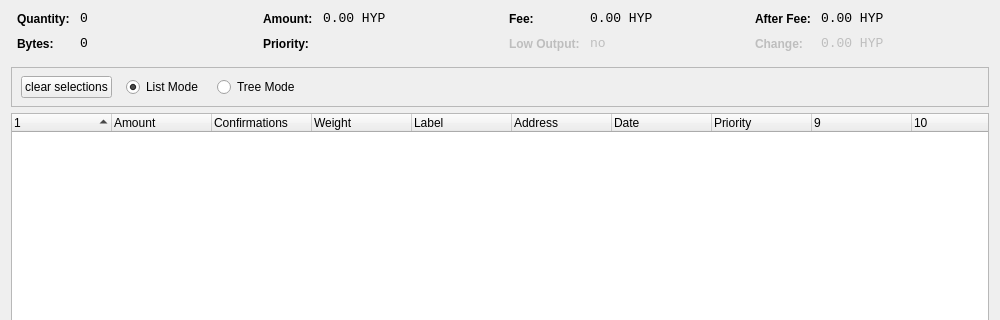
Above: src/qt/forms/coincontroldialog.ui from davidlatapie/HyperStake before the change; both pictures show x 0 to 1000 and y 0 to 320 of the 1000 by 500 pixel window. Below: the same form after it.
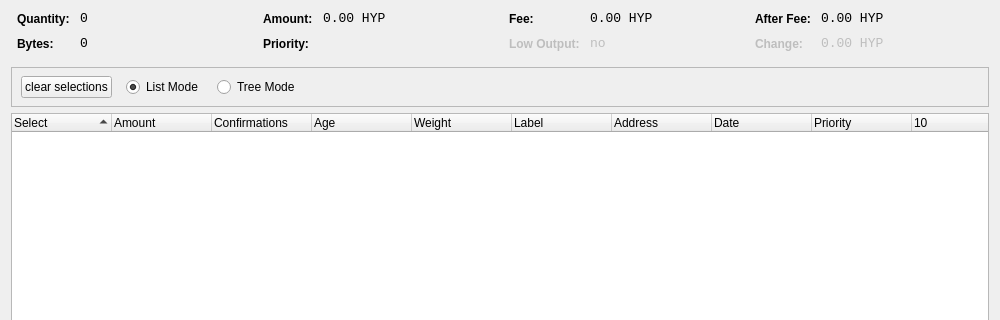
That is the form after the change. Custom widgets are drawn as their Qt base class.

Commit message: Add Age Column to CoinControlDialog (moneromooo)

Patch:
```diff
--- a/src/qt/forms/coincontroldialog.ui
+++ b/src/qt/forms/coincontroldialog.ui
@@ -464,7 +464,7 @@
      </attribute>
      <column>
       <property name="text">
-       <string/>
+       <string>Select</string>
       </property>
      </column>
      <column>
@@ -482,6 +482,13 @@
       </property>
      </column>
 	 
+	 <column>
+      <property name="text">
+       <string>Age</string>
+      </property>
+     </column>
+	 
+	 
 	 <column>
       <property name="text">
        <string>Weight</string>
@@ -507,7 +514,6 @@
      </column>
 	 
      
-	 
      <column>
       <property name="text">
        <string>Priority</string>
```
The commit also changes 2 other files.
